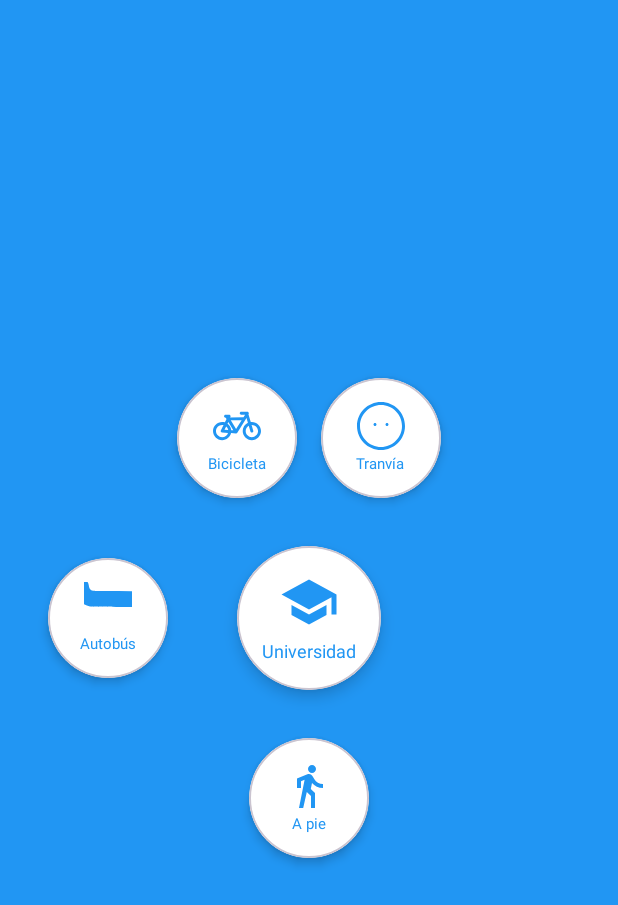
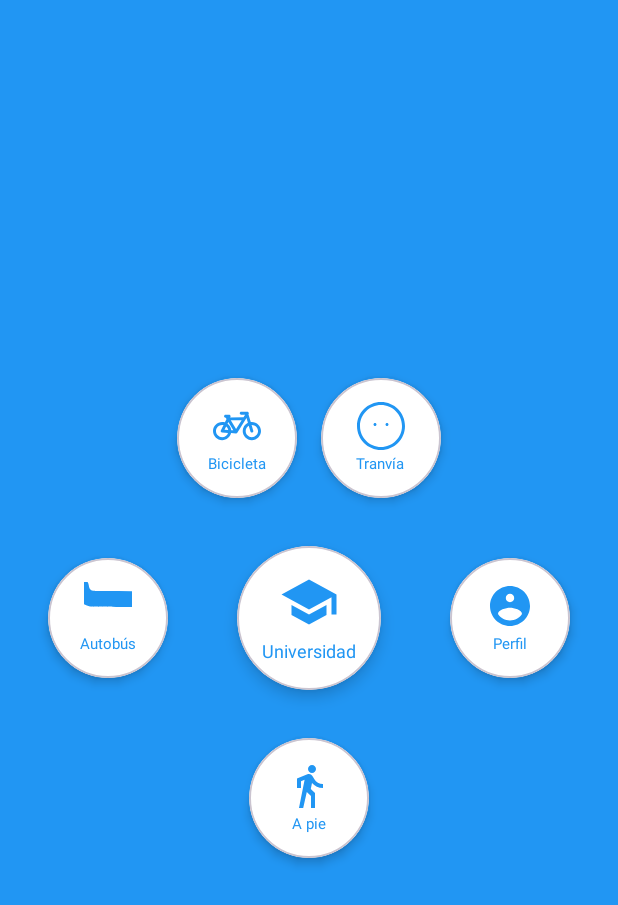
Before and after one commit to MarcosMP8/DAS_UNIGO, an Android app: the MainMenuActivity screen opened directly, with no data from a screen before it, on a phone screen of 412 x 824 dp. Shown: the top 905 px of the screen. Run offline under Robolectric (Android 15) with nearby library versions, the phone set to English and light mode, and no system bars.

Commit message:
Perfil hecho por Marcos

```diff
--- a/app/src/main/AndroidManifest.xml
+++ b/app/src/main/AndroidManifest.xml
@@ -38,6 +38,9 @@
         <activity
             android:name=".ui.MainMenuActivity"
             android:exported="false" />
+        <activity
+            android:name=".ui.ProfileActivity"
+            android:exported="false" />
 
     </application>
 
--- a/app/src/main/java/com/example/unigo/ui/MainMenuActivity.java
+++ b/app/src/main/java/com/example/unigo/ui/MainMenuActivity.java
@@ -35,8 +35,9 @@ public class MainMenuActivity extends AppCompatActivity {
 //                startActivity(new Intent(this, BusActivity.class))
 //        );
 
-//        findViewById(R.id.card_scooter).setOnClickListener(v ->
-  //              startActivity(new Intent(this, ScooterActivity.class))
-    //    );
+        // Perfil
+        findViewById(R.id.card_profile).setOnClickListener(v ->
+                startActivity(new Intent(this, ProfileActivity.class))
+        );
     }
 }
--- /dev/null
+++ b/app/src/main/res/drawable/ic_profile.xml
@@ -0,0 +1,10 @@
+<?xml version="1.0" encoding="utf-8"?>
+<vector xmlns:android="http://schemas.android.com/apk/res/android"
+    android:width="24dp"
+    android:height="24dp"
+    android:viewportWidth="24"
+    android:viewportHeight="24">
+    <path
+        android:fillColor="?attr/colorControlNormal"
+        android:pathData="M12,2C6.48,2 2,6.48 2,12s4.48,10 10,10 10,-4.48 10,-10S17.52,2 12,2zM12,5.9c1.16,0 2.1,0.94 2.1,2.1S13.16,10.1 12,10.1 9.9,9.16 9.9,8 10.84,5.9 12,5.9zM12,19.2c-2.5,0 -4.71,-1.28 -6,-3.22 0.03,-1.99 4,-3.08 6,-3.08s5.97,1.09 6,3.08c-1.29,1.94 -3.5,3.22 -6,3.22z"/>
+</vector>
--- a/app/src/main/res/layout/activity_main_menu.xml
+++ b/app/src/main/res/layout/activity_main_menu.xml
@@ -181,4 +181,39 @@
         </LinearLayout>
     </com.google.android.material.card.MaterialCardView>
 
+    <!-- Perfil (derecha centro) -->
+    <com.google.android.material.card.MaterialCardView
+        android:id="@+id/card_profile"
+        android:layout_width="80dp"
+        android:layout_height="80dp"
+        app:cardCornerRadius="40dp"
+        app:cardElevation="4dp"
+        android:backgroundTint="@android:color/white"
+        app:layout_constraintEnd_toEndOf="parent"
+        app:layout_constraintTop_toTopOf="@id/card_university"
+        app:layout_constraintBottom_toBottomOf="@id/card_university"
+        android:layout_marginEnd="32dp">
+
+        <LinearLayout
+            android:layout_width="match_parent"
+            android:layout_height="match_parent"
+            android:orientation="vertical"
+            android:gravity="center">
+
+            <ImageView
+                android:layout_width="32dp"
+                android:layout_height="32dp"
+                android:src="@drawable/ic_profile"
+                app:tint="@color/primaryBlue" />
+
+            <TextView
+                android:layout_width="wrap_content"
+                android:layout_height="wrap_content"
+                android:text="Perfil"
+                android:textColor="@color/primaryBlue"
+                android:textSize="10sp"
+                android:layout_marginTop="2dp"/>
+        </LinearLayout>
+    </com.google.android.material.card.MaterialCardView>
+
 </androidx.constraintlayout.widget.ConstraintLayout>
```
Also changed, not shown: app/src/main/java/com/example/unigo/ui/ProfileActivity.java (added, +86 -0 lines), app/src/main/res/drawable/button_selector.xml (added, +30 -0 lines), app/src/main/res/drawable/circle_border.xml (added, +18 -0 lines), app/src/main/res/drawable/ic_arrow_back.xml (added, +10 -0 lines), app/src/main/res/drawable/ic_edit.xml (added, +11 -0 lines), app/src/main/res/layout/activity_profile.xml (added, +164 -0 lines), app/src/main/res/values/arrays.xml (added, +9 -0 lines).
